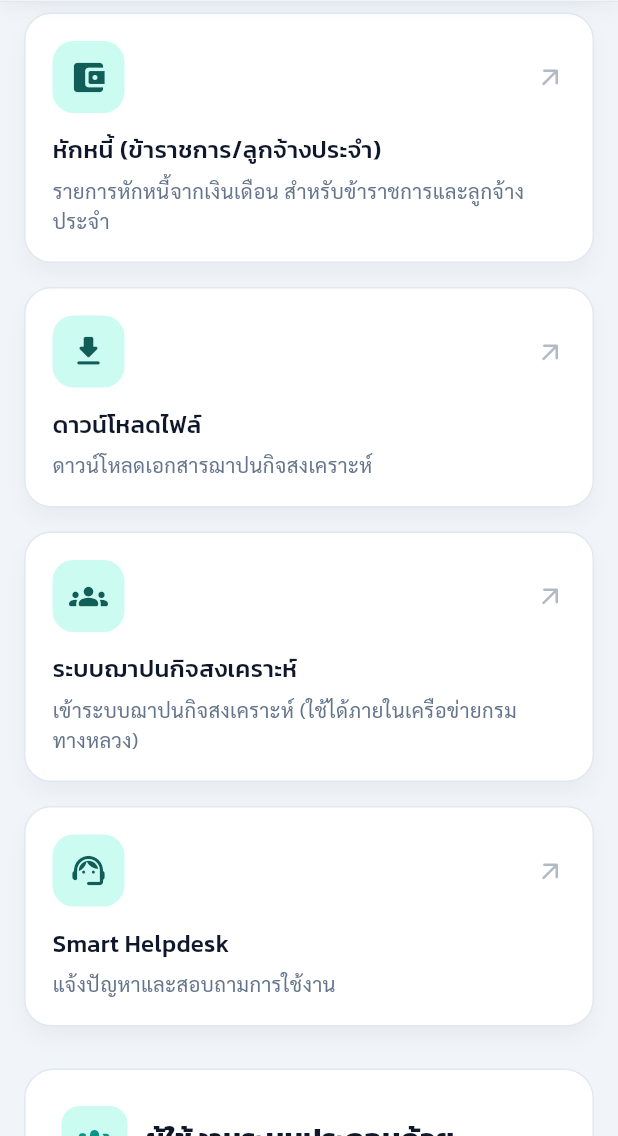
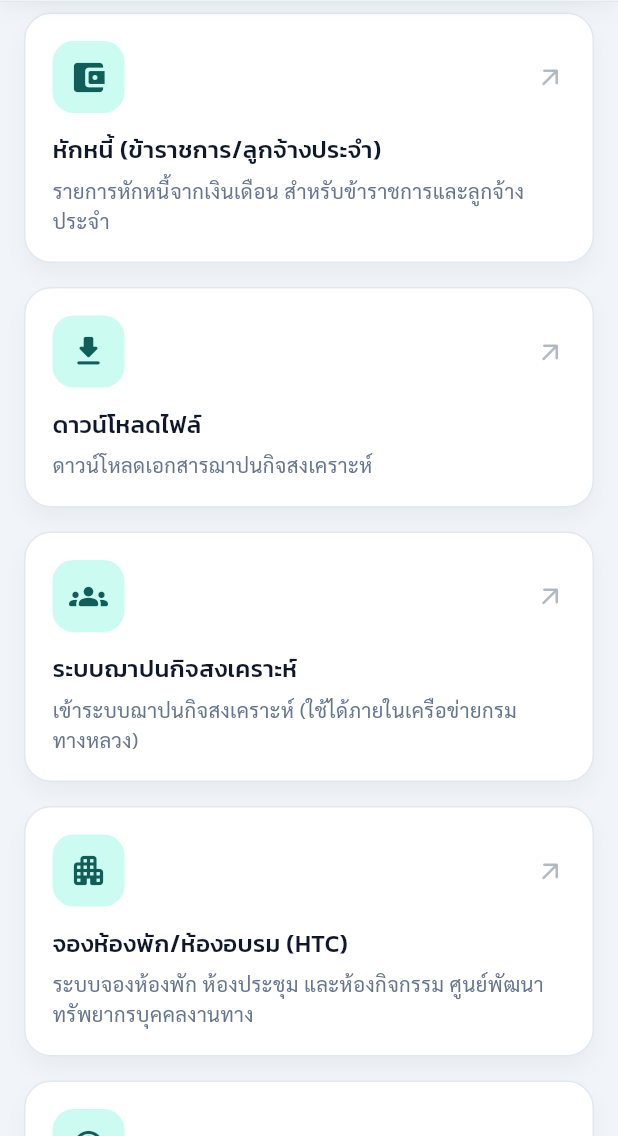
Before and after one commit to suchat-kl/sal, a Flutter app: the screen it shows after launch, scrolled down 1152 dp, on a phone screen of 412 x 824 dp, the part 100-1236 px from its top. Run offline on Flutter 3.47's test engine with Material 3 defaults, Android fonts, the phone set to English and light mode, and no system bars; our stand-ins replace shared_preferences.

Commit message:
feat(menu): เพิ่มเมนูจองห้องพัก/ห้องอบรม (HTC) ก่อน Smart Helpdesk
ลิงก์ https://inf.doh.go.th/htc/ ทั้งเมนูข้างและการ์ดบริการ

Co-Authored-By: Claude Opus 5.5 <noreply@anthropic.com>

```diff
--- a/lib/config/menu_data.dart
+++ b/lib/config/menu_data.dart
@@ -93,6 +93,13 @@ class MenuData {
       ],
     ),
     MenuNode(
+      id: 'htc',
+      title: 'จองห้องพัก/ห้องอบรม (HTC)',
+      icon: Icons.apartment_rounded,
+      url: 'https://inf.doh.go.th/htc/',
+      description: 'ระบบจองห้องพัก ห้องประชุม และห้องกิจกรรม ศูนย์พัฒนาทรัพยากรบุคคลงานทาง',
+    ),
+    MenuNode(
       id: 'helpdesk',
       title: 'Smart Helpdesk',
       icon: Icons.support_agent_rounded,
```
Also changed, not shown: 1 other file.
